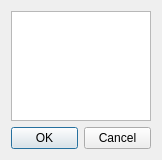
Before: the Qt Designer form AddNoteUI.ui in jirispilka/CTGViewer, drawn with Qt 5.
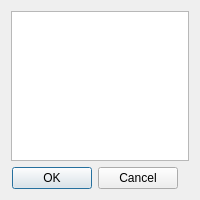
After: the same form once the commit is applied. Icons and pictures are not drawn.

Patch:
```diff
--- a/AddNoteUI.ui
+++ b/AddNoteUI.ui
@@ -6,20 +6,20 @@
    <rect>
     <x>0</x>
     <y>0</y>
-    <width>162</width>
-    <height>160</height>
+    <width>200</width>
+    <height>200</height>
    </rect>
   </property>
   <property name="minimumSize">
    <size>
-    <width>160</width>
-    <height>160</height>
+    <width>200</width>
+    <height>200</height>
    </size>
   </property>
   <property name="maximumSize">
    <size>
-    <width>162</width>
-    <height>160</height>
+    <width>200</width>
+    <height>200</height>
    </size>
   </property>
   <property name="windowTitle">
```
